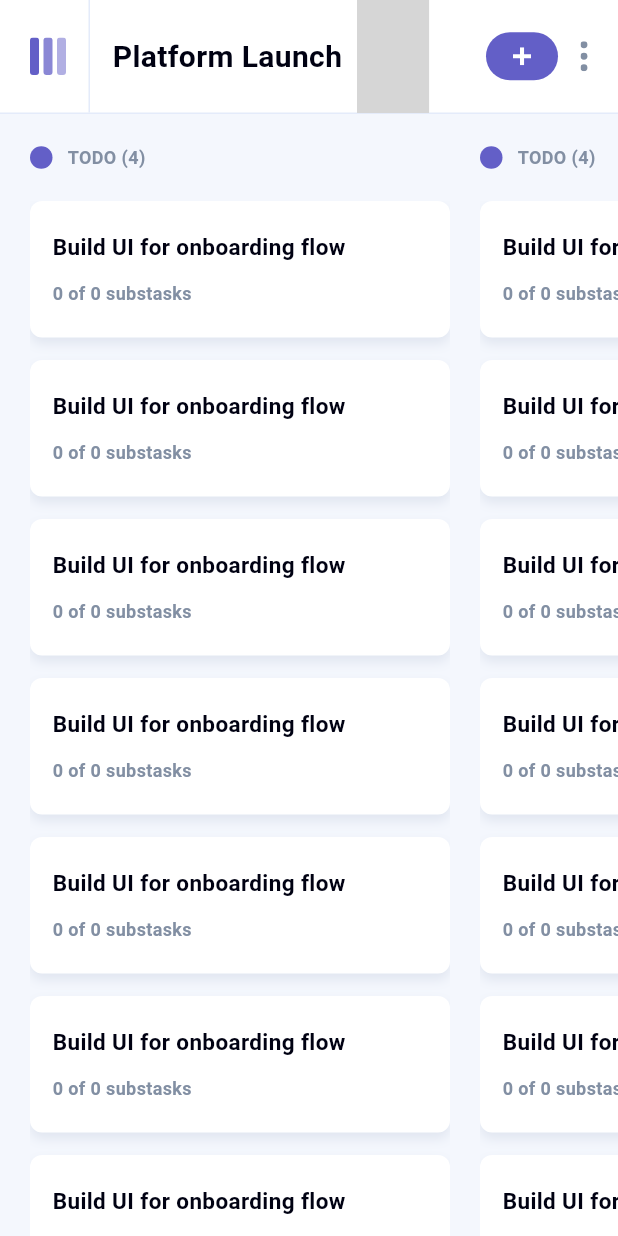
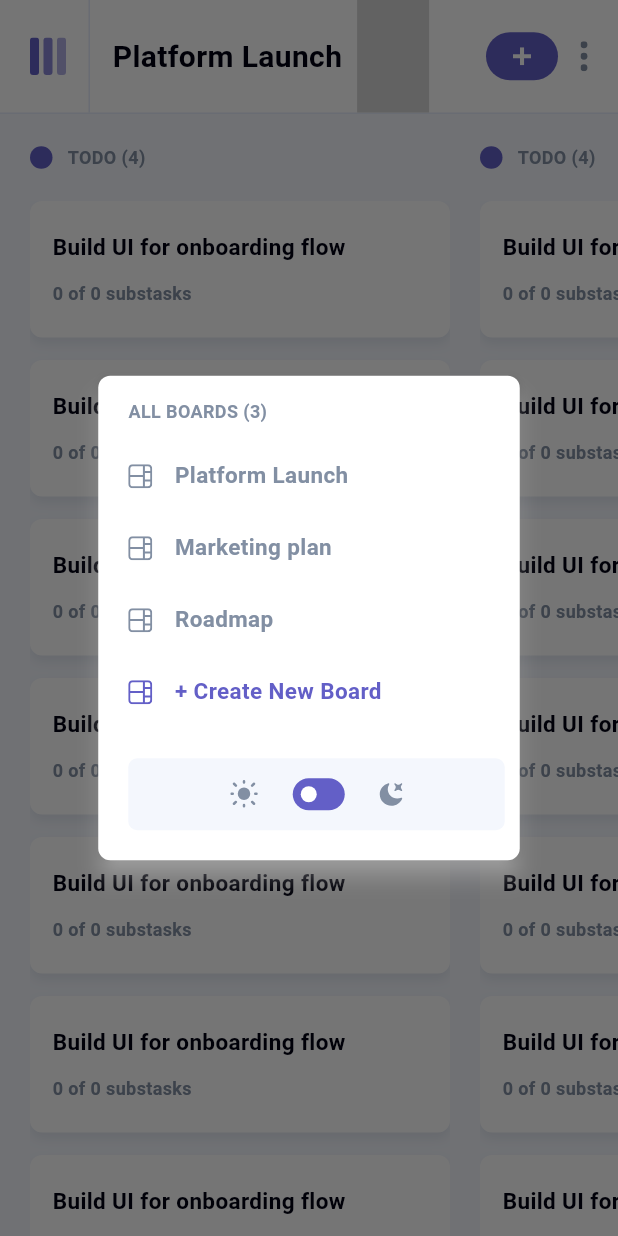
Before and after one commit to JER3MIAH/kanban_task_manager, a Flutter app: the screen it shows after launch, after a tap on "Platform Launch", on a phone screen of 412 x 824 dp. Run offline on Flutter 3.47's test engine with Material 3 defaults, Android fonts, the phone set to English and light mode, and no system bars; our stand-ins replace equatable, flutter_bloc, flutter_hooks, flutter_svg, get_it, shared_preferences; grey boxes are pictures that could not be loaded.

Commit message:
feat: Implement boards mobile view

```diff
--- a/lib/src/features/home/presentation/components/app_bar/custom_app_bar.dart
+++ b/lib/src/features/home/presentation/components/app_bar/custom_app_bar.dart
@@ -35,7 +35,7 @@ class CustomAppBar extends StatelessWidget {
                   GestureDetector(
                     onTap: isMobile
                         ? () {
-                            //TODO: Show dialog
+                            AppDialog.dialog(context, AllBoardsMobileDialog());
                           }
                         : null,
                     child: MouseRegion(
--- /dev/null
+++ b/lib/src/features/home/presentation/components/board/all_boards_mobile_dialog.dart
@@ -0,0 +1,71 @@
+import 'package:flutter/material.dart';
+import 'package:flutter_bloc/flutter_bloc.dart';
+import 'package:flutter_hooks/flutter_hooks.dart';
+import 'package:kanban_task_manager/src/features/home/presentation/components/components.dart';
+import 'package:kanban_task_manager/src/features/navigation/app_navigator.dart';
+import 'package:kanban_task_manager/src/features/theme/logic/bloc/theme_state.dart';
+import 'package:kanban_task_manager/src/shared/shared.dart';
+
+class AllBoardsMobileDialog extends HookWidget {
+  const AllBoardsMobileDialog({super.key});
+
+  @override
+  Widget build(BuildContext context) {
+    final theme = Theme.of(context).colorScheme;
+
+    return BlocBuilder<ThemeBloc, ThemeState>(
+      builder: (_, themeState) {
+        return SingleChildScrollView(
+          scrollDirection: Axis.horizontal,
+          child: Column(
+            mainAxisSize: MainAxisSize.min,
+            crossAxisAlignment: CrossAxisAlignment.start,
+            children: [
+              YBox(15),
+              Row(
+                children: [
+                  XBox(20),
+                  AppText(
+                    'ALL BOARDS (3)',
+                    fontSize: 12,
+                    color: theme.inversePrimary,
+                  ),
+                ],
+              ),
+              YBox(10),
+              BoardTile(
+                title: 'Platform Launch',
+                onTap: () {},
+              ),
+              BoardTile(
+                title: 'Marketing plan',
+                onTap: () {},
+              ),
+              BoardTile(
+                title: 'Roadmap',
+                onTap: () {},
+              ),
+              //TODO: Display actual list of boards
+              BoardTile(
+                title: '+ Create New Board',
+                onTap: () {
+                  AppNavigator(context).popDialog();
+                  AppDialog.dialog(
+                    context,
+                    AddOrEditBoardDialog(),
+                  );
+                },
+              ),
+              YBox(20),
+              Padding(
+                padding: const EdgeInsets.only(right: 10),
+                child: ThemeSwitcher(),
+              ),
+              YBox(20),
+            ],
+          ),
+        );
+      },
+    );
+  }
+}
--- a/lib/src/features/home/presentation/components/components.dart
+++ b/lib/src/features/home/presentation/components/components.dart
@@ -10,3 +10,4 @@ export 'task/task_detail_dialog.dart';
 export 'task/add_or_edit_task_dialog.dart';
 export 'board/add_or_edit_board_dialog.dart';
 export 'board/delete_board_dialog.dart';
+export 'board/all_boards_mobile_dialog.dart';
--- a/lib/src/features/home/presentation/components/side_bar/side_bar.dart
+++ b/lib/src/features/home/presentation/components/side_bar/side_bar.dart
@@ -67,6 +67,7 @@ class SideBar extends StatelessWidget {
                             title: 'Roadmap',
                             onTap: () {},
                           ),
+                          //TODO: Display actual list of boards
                           BoardTile(
                             title: '+ Create New Board',
                             onTap: () {
```
